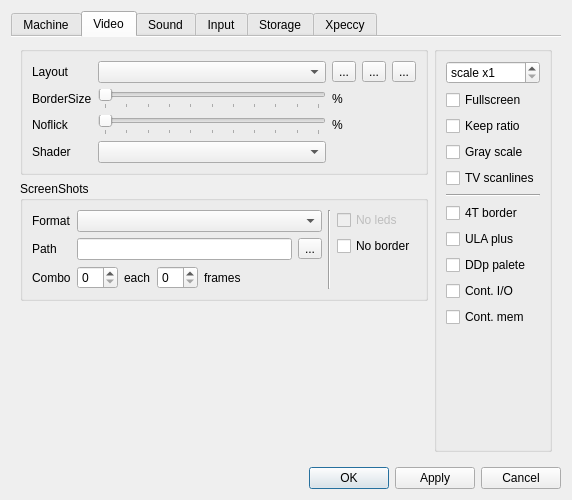
Old version of the form ui/setupwin.ui in the repository samstyle/Xpeccy.
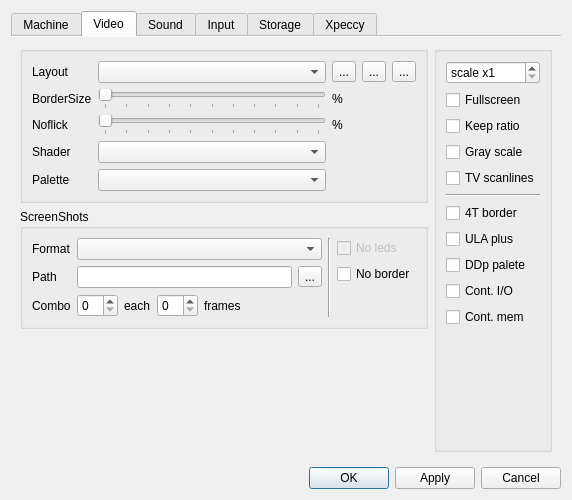
New version of the form. The open tabs and pages were chosen to show the change. Icons and pictures are not drawn. Custom widgets are drawn as their Qt base class.

Commit message: Custom ZX Spectrum palettes support

```diff
--- a/ui/setupwin.ui
+++ b/ui/setupwin.ui
@@ -523,6 +523,16 @@
               <item row="4" column="1">
                <widget class="QComboBox" name="cbShader"/>
               </item>
+              <item row="5" column="0">
+               <widget class="QLabel" name="labPalPreset">
+                <property name="text">
+                 <string>Palette</string>
+                </property>
+               </widget>
+              </item>
+              <item row="5" column="1">
+               <widget class="QComboBox" name="cbPalPreset"/>
+              </item>
              </layout>
             </widget>
            </item>
```
The commit also changes 14 other files.
